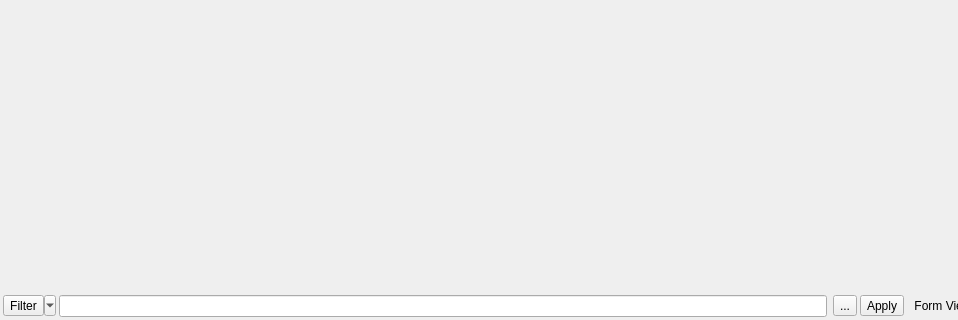
The window that src/ui/qgsattributetabledialog.ui (qgis/QGIS) describes before a commit, drawn with Qt 5; both pictures show x 0 to 958 and y 250 to 570 of the 1054 by 570 pixel window.
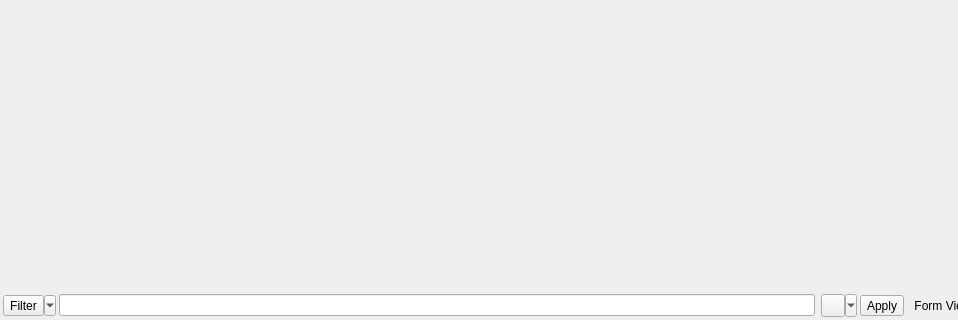
The same window after the commit. Icons and pictures are not drawn. Custom widgets are drawn as their Qt base class.

Commit message: stored filter expression saving part

```diff
--- a/src/ui/qgsattributetabledialog.ui
+++ b/src/ui/qgsattributetabledialog.ui
@@ -158,7 +158,13 @@
         <item row="0" column="1">
          <widget class="QToolButton" name="mStoreFilterExpressionButton">
           <property name="text">
-           <string>...</string>
+           <string/>
+          </property>
+          <property name="checkable">
+           <bool>false</bool>
+          </property>
+          <property name="popupMode">
+           <enum>QToolButton::MenuButtonPopup</enum>
           </property>
          </widget>
         </item>
```
Left out of the diff: 17 changed lines with no effect on the pictures. The commit also changes 2 other files.
